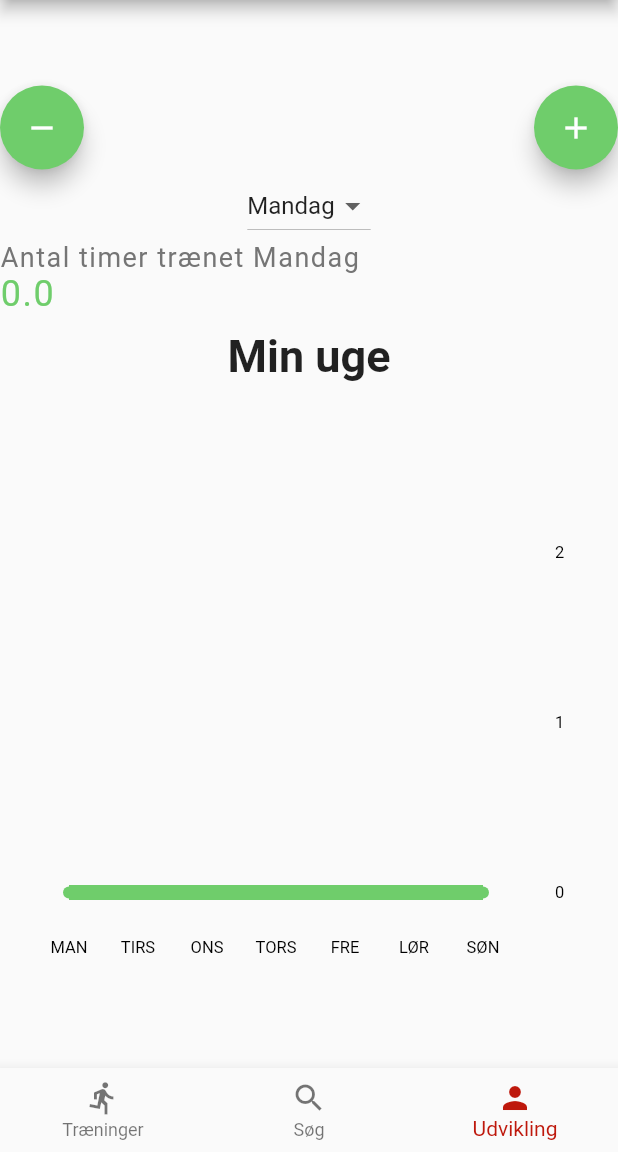
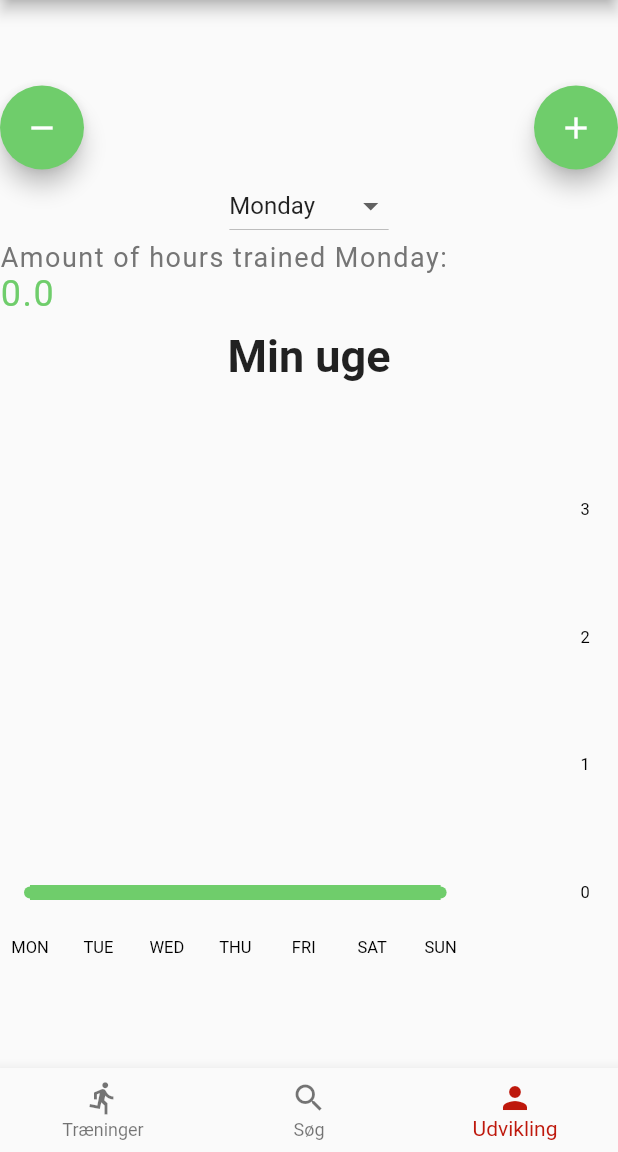
Before and after one commit to JohannesPoulsen/fitness_budy_app, a Flutter app: the HomeScreen screen opened directly, item 3 of the bottom bar chosen, on a phone screen of 412 x 824 dp, the part 84-1236 px from its top. Run offline on Flutter 3.47's test engine with Material 2 defaults, Android fonts, the phone set to English and light mode, and no system bars; drawn by our look-alikes of fl_chart; our stand-ins replace cloud_firestore, dropdown_button2, firebase_auth, firebase_core, font_awesome_flutter; accounts and stored records are empty.

Commit message:
Graf done

```diff
--- a/lib/view_controller/home.dart
+++ b/lib/view_controller/home.dart
@@ -28,9 +28,9 @@ class _HomeScreenState extends State<HomeScreen> {
   double _counter = 0;
 
   List<Widget> widgetOptions = [];
-  List <String> days = ['Mandag','Tirsdag','Onsdag','Torsdag','Fredag','Lørdag','Søndag'];
-  List <double> hours  = [];
-  String _dropdownvalue = 'Mandag';
+  List<String> days = ["Monday", "Tuesday", "Wednesday", "Thursday", "Friday", "Saturday", "Sunday"];
+  List <double> hours  = [0,0,0,0,0,0,0];
+  weekdays _dropdownvalue = weekdays.Monday;
 
 
 
@@ -86,7 +86,29 @@ class _HomeScreenState extends State<HomeScreen> {
       ),
     );
   }
-
+_doSomething() {
+  if (_dropdownvalue == 'Mandag'){
+    _counter =  hours[0];
+  }
+  else if (_dropdownvalue == 'Tirsdag'){
+    _counter = hours[1];
+  }
+  else if (_dropdownvalue == 'Onsdag'){
+    _counter = hours[2];
+  }
+  else if (_dropdownvalue == 'Torsdag'){
+    _counter = hours[3];
+  }
+  else if (_dropdownvalue == 'Fredag'){
+    _counter = hours[4];
+  }
+  else if (_dropdownvalue == 'Lørdag'){
+    _counter = hours[5];
+  }
+  else if (_dropdownvalue == 'Søndag'){
+    _counter = hours[6];
+  }
+}
 
 
   void _onItemTapped(int index) {
@@ -97,20 +119,15 @@ class _HomeScreenState extends State<HomeScreen> {
 
   void _hourIncrease() {
     setState(() {
-      _counter += 0.5;
-      if(_counter >=2){
-        _counter=2;
-      }
+      if (hours[weekdays.values.indexOf(_dropdownvalue)] >= 3) return;
+      hours[weekdays.values.indexOf(_dropdownvalue)] += 0.5;
     });
   }
 
   void _hourDecrease() {
     setState(() {
-      _counter -= 0.5;
-      if (_counter <= 0) {
-        _counter = 0;
-      }
-
+      if (hours[weekdays.values.indexOf(_dropdownvalue)] <= 0) return;
+      hours[weekdays.values.indexOf(_dropdownvalue)] -= 0.5;
     });
   }
 
@@ -273,7 +290,7 @@ class _HomeScreenState extends State<HomeScreen> {
               mainAxisAlignment: MainAxisAlignment.center,
               children: <Widget>[
                 DropdownButton<String>(
-                  value: _dropdownvalue,
+                  value: _dropdownvalue.weekdayToString(),
                   items: days.map((String value){
                     return DropdownMenuItem<String>(
                       value: value,
@@ -282,7 +299,7 @@ class _HomeScreenState extends State<HomeScreen> {
                   }).toList(),
                   onChanged: (newValue){
                     setState(() {
-                      _dropdownvalue = newValue!;
+                      _dropdownvalue = newValue!.toEnum(weekdays.values)!;
                     });
                   },
                 ),
@@ -292,7 +309,7 @@ class _HomeScreenState extends State<HomeScreen> {
               mainAxisAlignment: MainAxisAlignment.start,
               children: <Widget>[
                 Text(
-                  'Antal timer trænet $_dropdownvalue',
+                  'Amount of hours trained ${_dropdownvalue.weekdayToString()}:',
                   style: TextStyle(
                     color: Colors.grey[600],
                     fontSize: 18.0,
@@ -305,7 +322,7 @@ class _HomeScreenState extends State<HomeScreen> {
               mainAxisAlignment: MainAxisAlignment.start,
               children: <Widget>[
                 Text(
-                  '$_counter',
+                  hours[_dropdownvalue.index].toString(),
                   style: const TextStyle(
                     color: Color(0xFF6fcd6b),
                     fontSize: 24.0,
@@ -327,6 +344,7 @@ class _HomeScreenState extends State<HomeScreen> {
                 ),
               ),
             ),
+            Padding(padding: const EdgeInsets.symmetric(vertical: 0.0, horizontal: 20.0), child:
             SizedBox(
               width: 400,
               height: 400,
@@ -338,137 +356,29 @@ class _HomeScreenState extends State<HomeScreen> {
                   minX: 0,
                   maxX: 8,
                   minY: 0,
-                  maxY: 3,
+                  maxY: 4,
                   lineBarsData: [
-                    if (_dropdownvalue == 'Mandag')
                     LineChartBarData(
-                        spots:[
-                        FlSpot(1, _counter),
-                        const FlSpot(2, 0),
-                        const FlSpot(3, 0),
-                        const FlSpot(4, 0),
-                        const FlSpot(5, 0),
-                        const FlSpot(6, 0),
-                        const FlSpot(7, 0),
-                        ],
+                      spots: [
+                        FlSpot(weekdays.Monday.index.toDouble(), hours[weekdays.Monday.index]),
+                        FlSpot(weekdays.Tuesday.index.toDouble(), hours[weekdays.Tuesday.index]),
+                        FlSpot(weekdays.Wednesday.index.toDouble(), hours[weekdays.Wednesday.index]),
+                        FlSpot(weekdays.Thursday.index.toDouble(), hours[weekdays.Thursday.index]),
+                        FlSpot(weekdays.Friday.index.toDouble(), hours[weekdays.Friday.index]),
+                        FlSpot(weekdays.Saturday.index.toDouble(), hours[weekdays.Saturday.index]),
+                        FlSpot(weekdays.Sunday.index.toDouble(), hours[weekdays.Sunday.index]),
+                      ],
                       isCurved: true,
                       colors: [
                         const Color(0xFF6fcd6b),
-                        const Color(0xFF6fcd6b)
-                      ],
-                      barWidth: 10,
-                    ),
-                    if (_dropdownvalue == 'Tirsdag')
-                    LineChartBarData(
-                        spots:[
-                        const FlSpot(1, 2),
-                        FlSpot(2, _counter),
-                        const FlSpot(3, 0),
-                        const FlSpot(4, 0),
-                        const FlSpot(5, 0),
-                        const FlSpot(6, 0),
-                        const FlSpot(7, 0),
-                        ],
-                      isCurved: true,
-                      colors: [
                         const Color(0xFF6fcd6b),
-                        const Color(0xFF6fcd6b)
-                      ],
-                      barWidth: 10,
-                    ),
-                    if (_dropdownvalue == 'Onsdag')
-                    LineChartBarData(
-                        spots:[
-                        const FlSpot(1, 2),
-                        const FlSpot(2, 2),
-                        FlSpot(3, _counter),
-                        const FlSpot(4, 0),
-                        const FlSpot(5, 0),
-                        const FlSpot(6, 0),
-                        const FlSpot(7, 0),
-                        ],
-                      isCurved: true,
-                      colors: [
-                        const Color(0xFF6fcd6b),
-                        const Color(0xFF6fcd6b)
-                      ],
-                      barWidth: 10,
-                    ),
-                    if (_dropdownvalue == 'Torsdag')
-                    LineChartBarData(
-                        spots:[
-                        const FlSpot(1, 2),
-                        const FlSpot(2, 2),
-                        const FlSpot(3, 2),
-                        FlSpot(4, _counter),
-                        const FlSpot(5, 0),
-                        const FlSpot(6, 0),
-                        const FlSpot(7, 0),
-                        ],
-                      isCurved: true,
-                      colors: [
-                        const Color(0xFF6fcd6b),
-                        const Color(0xFF6fcd6b)
-                      ],
-                      barWidth: 10,
-                    ),
-                    if (_dropdownvalue == 'Fredag')
-                    LineChartBarData(
-                        spots:[
-                        const FlSpot(1, 2),
-                        const FlSpot(2, 2),
-                        const FlSpot(3, 2),
-                        const FlSpot(4, 2),
-                        FlSpot(5, _counter),
-                        const FlSpot(6, 0),
-                        const FlSpot(7, 0),
-                        ],
-                      isCurved: true,
-                      colors: [
-                        const Color(0xFF6fcd6b),
-                        const Color(0xFF6fcd6b)
-                      ],
-                      barWidth: 10,
-                    ),
-                    if (_dropdownvalue == 'Lørdag')
-                    LineChartBarData(
-                        spots:[
-                        const FlSpot(1, 2),
-                        const FlSpot(2, 2),
-                        const FlSpot(3, 2),
-                        const FlSpot(4, 2),
-                        const FlSpot(5, 2),
-                        FlSpot(6, _counter),
-                        const FlSpot(7, 0),
-                        ],
-                      isCurved: true,
-                      colors: [
-                        const Color(0xFF6fcd6b),
-                        const Color(0xFF6fcd6b)
-                      ],
-                      barWidth: 10,
-                    ),
-                    if (_dropdownvalue == 'Søndag')
-                    LineChartBarData(
-                        spots:[
-                        const FlSpot(1, 2),
-                        const FlSpot(2, 2),
-                        const FlSpot(3, 2),
-                        const FlSpot(4, 2),
-                        const FlSpot(5, 2),
-                        const FlSpot(6, 2),
-                        FlSpot(7, _counter),
-                        ],
-                      isCurved: true,
-                      colors: [
-                        const Color(0xFF6fcd6b),
-                        const Color(0xFF6fcd6b)
                       ],
                       barWidth: 10,
                     ),
                   ],
                 ),
               ),
+            ),
             ),
           ],
         ),
@@ -509,3 +419,26 @@ class _HomeScreenState extends State<HomeScreen> {
     }
   }
 }
+
+enum weekdays {
+  Monday,
+  Tuesday,
+  Wednesday,
+  Thursday,
+  Friday,
+  Saturday,
+  Sunday,
+}
+
+extension ParseToString on weekdays {
+  String weekdayToString() {
+    return this.toString().split('.').last;
+  }
+}
+
+extension EnumParser on String {
+  T toEnum<T>(List<T> values) {
+    return values.firstWhere(
+        (e) => e.toString().toLowerCase().split(".").last == '$this'.toLowerCase());
+  }
+}
--- a/lib/widgets/line_titles.dart
+++ b/lib/widgets/line_titles.dart
@@ -13,20 +13,20 @@ class LineTitles {
         interval: 1,
         getTitles: (value) {
           switch (value.toInt()) {
+            case 0:
+              return 'MON';
             case 1:
-              return 'MAN';
+              return 'TUE';
             case 2:
-              return 'TIRS';
+              return 'WED';
             case 3:
-              return 'ONS';
+              return 'THU';
             case 4:
-              return 'TORS';
+              return 'FRI';
             case 5:
-              return 'FRE';
+              return 'SAT';
             case 6:
-              return 'LØR';
-            case 7:
-              return 'SØN';
+              return 'SUN';
             default:
               return '';
           }
@@ -36,7 +36,7 @@ class LineTitles {
       leftTitles: SideTitles(showTitles: false),
       rightTitles: SideTitles(
         showTitles: true,
-        reservedSize: 30,
+        reservedSize: 5,
         interval: 1,
         getTitles: (value) {
           switch (value.toInt()) {
@@ -46,6 +46,8 @@ class LineTitles {
               return '1';
             case 2:
               return '2';
+            case 3:
+              return '3';
             default:
               return '';
           }
```
